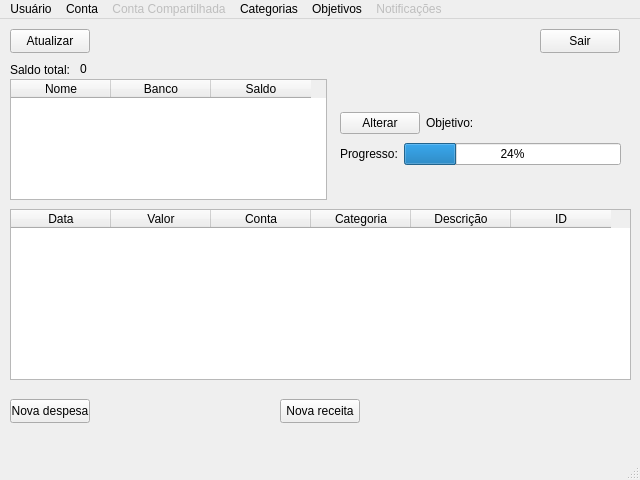
First picture: the form in Projeto_Final_Qt/usuariowindow.ui, repository INF112-Programacao2/20232-team-16, before the edit.
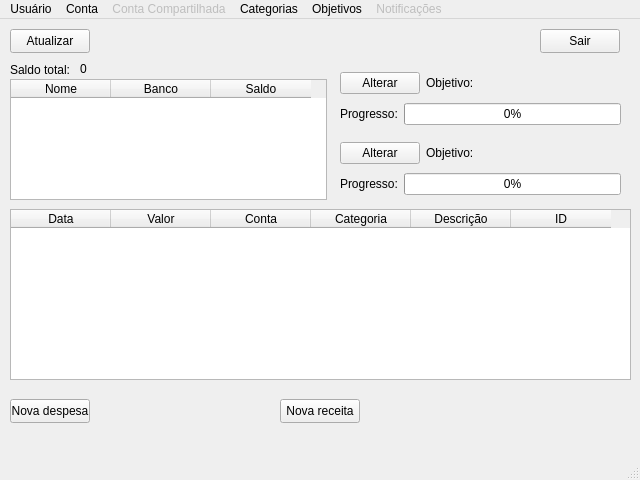
Second picture: the form after the edit.

Diff of the .ui file:
```diff
--- a/Projeto_Final_Qt/usuariowindow.ui
+++ b/Projeto_Final_Qt/usuariowindow.ui
@@ -172,11 +172,11 @@
      <string>Sair</string>
     </property>
    </widget>
-   <widget class="QWidget" name="">
+   <widget class="QWidget" name="layoutWidget">
     <property name="geometry">
      <rect>
       <x>340</x>
-      <y>90</y>
+      <y>120</y>
       <width>281</width>
       <height>61</height>
      </rect>
@@ -224,7 +224,67 @@
        <item>
         <widget class="QProgressBar" name="progressBar_objetivo">
          <property name="value">
-          <number>24</number>
+          <number>0</number>
+         </property>
+        </widget>
+       </item>
+      </layout>
+     </item>
+    </layout>
+   </widget>
+   <widget class="QWidget" name="layoutWidget_2">
+    <property name="geometry">
+     <rect>
+      <x>340</x>
+      <y>50</y>
+      <width>281</width>
+      <height>61</height>
+     </rect>
+    </property>
+    <layout class="QVBoxLayout" name="verticalLayout_4">
+     <item>
+      <layout class="QHBoxLayout" name="horizontalLayout_7">
+       <item>
+        <widget class="QPushButton" name="btn_alterar_4">
+         <property name="sizePolicy">
+          <sizepolicy hsizetype="Fixed" vsizetype="Fixed">
+           <horstretch>0</horstretch>
+           <verstretch>0</verstretch>
+          </sizepolicy>
+         </property>
+         <property name="text">
+          <string>Alterar</string>
+         </property>
+        </widget>
+       </item>
+       <item>
+        <widget class="QLabel" name="label_7">
+         <property name="sizePolicy">
+          <sizepolicy hsizetype="Preferred" vsizetype="Fixed">
+           <horstretch>0</horstretch>
+           <verstretch>0</verstretch>
+          </sizepolicy>
+         </property>
+         <property name="text">
+          <string>Objetivo:</string>
+         </property>
+        </widget>
+       </item>
+      </layout>
+     </item>
+     <item>
+      <layout class="QHBoxLayout" name="horizontalLayout_8">
+       <item>
+        <widget class="QLabel" name="label_8">
+         <property name="text">
+          <string>Progresso:</string>
+         </property>
+        </widget>
+       </item>
+       <item>
+        <widget class="QProgressBar" name="progressBar_objetivo_4">
+         <property name="value">
+          <number>0</number>
          </property>
         </widget>
        </item>
```
Left out of the diff: 20 changed lines with no effect on the pictures.
